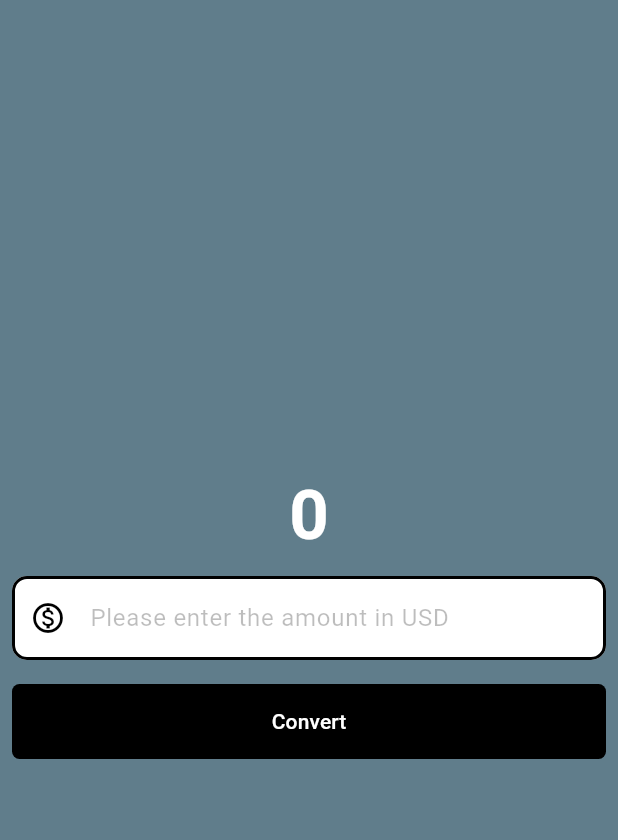
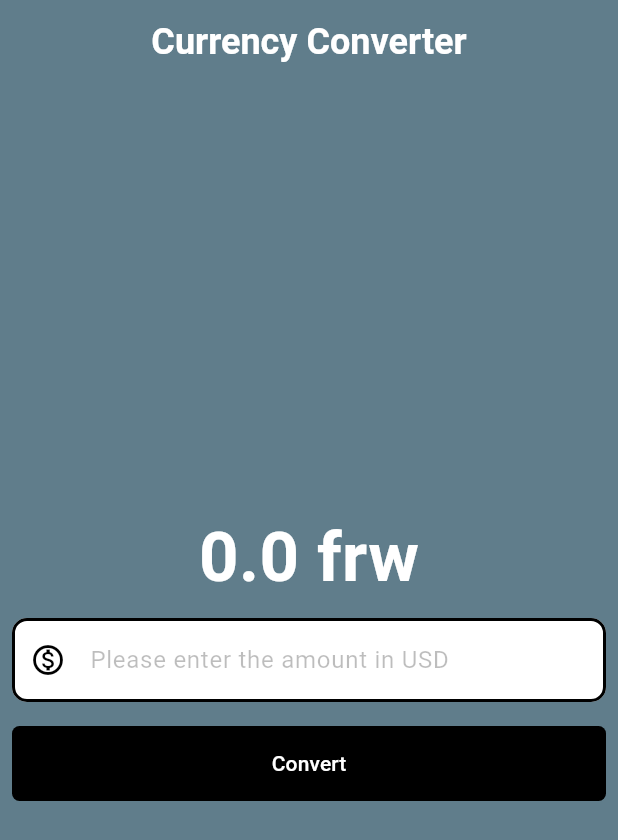
Before and after one commit to devfabien/currency_converter, a Flutter app: the screen it shows after launch, after a tap on "Convert", on a phone screen of 412 x 824 dp. Shown: the top 840 px of the screen. Run offline on Flutter 3.47's test engine with Material 3 defaults, Android fonts, the phone set to English and light mode, and no system bars.

Commit message:
feat: create a variable and a function to get the user input and convert it

```diff
--- a/lib/currency_converter_material_page.dart
+++ b/lib/currency_converter_material_page.dart
@@ -1,11 +1,18 @@
 import 'package:flutter/foundation.dart';
 import 'package:flutter/material.dart';
+
+// 1. create a variable that stores the converted currency value
+// 2. create a function that multiplies the valie given by the textfield 1365
+// 3. store the value in the variable created in step 1
+// 4. display the value in the text widget
 
 class CurrencyConverterMaterialPage extends StatelessWidget {
   const CurrencyConverterMaterialPage({super.key});
 
   @override
   Widget build(BuildContext context) {
+    double result = 0;
+    final TextEditingController textEditingController = TextEditingController();
     const border = OutlineInputBorder(
       borderSide: BorderSide(
         color: Colors.black,
@@ -16,13 +23,22 @@ class CurrencyConverterMaterialPage extends StatelessWidget {
     );
     return Scaffold(
       backgroundColor: Colors.blueGrey,
+      appBar: AppBar(
+        backgroundColor: Colors.blueGrey,
+        title: const Text(
+          'Currency Converter',
+          style: TextStyle(
+              color: Colors.white, fontSize: 24, fontWeight: FontWeight.bold),
+        ),
+        centerTitle: true,
+      ),
       body: Center(
         child: Column(
           mainAxisAlignment: MainAxisAlignment.center,
           children: [
-            const Text(
-              "0",
-              style: TextStyle(
+            Text(
+              '${result.toString()} frw',
+              style: const TextStyle(
                   fontSize: 46,
                   fontWeight: FontWeight.bold,
                   color: Color.fromARGB(255, 255, 255, 255)),
@@ -30,6 +46,7 @@ class CurrencyConverterMaterialPage extends StatelessWidget {
             Padding(
               padding: const EdgeInsets.all(8.0),
               child: TextField(
+                controller: textEditingController,
                 style: const TextStyle(
                   color: Colors.black,
                 ),
@@ -62,9 +79,7 @@ class CurrencyConverterMaterialPage extends StatelessWidget {
               padding: const EdgeInsets.all(8.0),
               child: TextButton(
                 onPressed: () {
-                  if (kDebugMode) {
-                    print('Button Clicked');
-                  }
+                  result = double.parse(textEditingController.text) * 21;
                 },
                 style: ElevatedButton.styleFrom(
                   backgroundColor: Colors.black,
```
